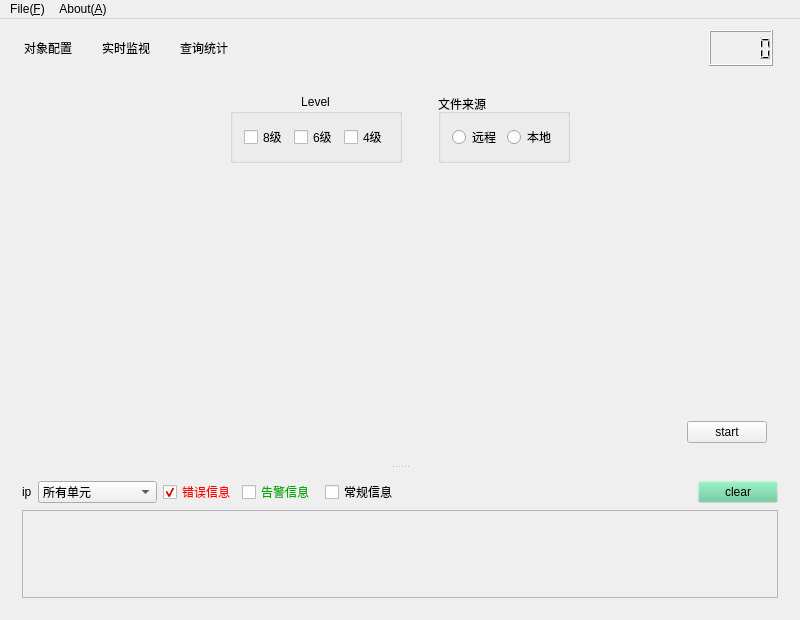
The window that home.ui (wang7peng/qt5JudgeMeaning) describes before a commit, drawn with Qt 5.
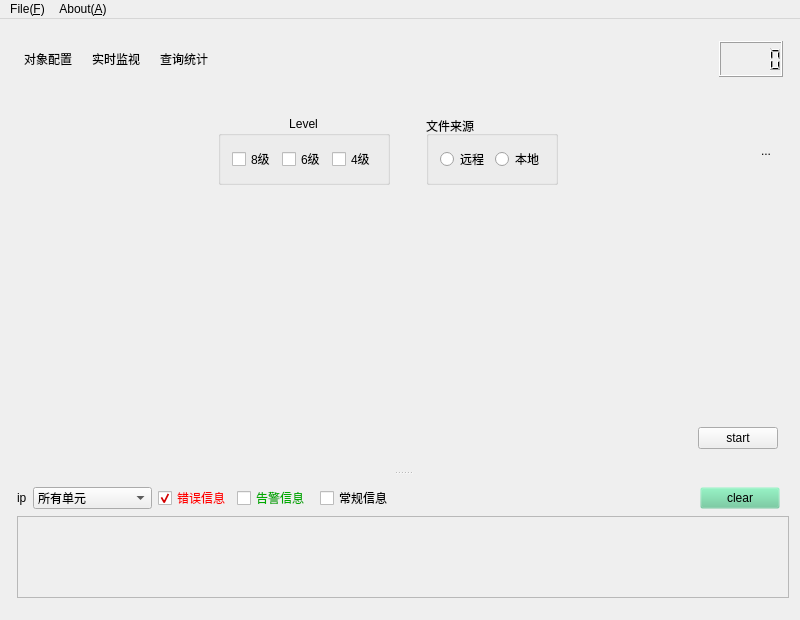
The same window after the commit. Icons and pictures are not drawn.

Commit message: style💄: 导航菜单使用QFrame

What changed in the file:
```diff
--- a/home.ui
+++ b/home.ui
@@ -31,11 +31,6 @@
   </property>
   <widget class="QWidget" name="centralWidget">
    <layout class="QVBoxLayout" name="verticalLayout_5">
-    <item>
-     <layout class="QHBoxLayout" name="menuRow">
-      <property name="spacing">
-       <number>16</number>
-      </property>
       <property name="leftMargin">
        <number>6</number>
       </property>
@@ -43,6 +38,15 @@
        <number>0</number>
       </property>
       <item>
+     <widget class="QFrame" name="menuFace">
+      <property name="styleSheet">
+       <string notr="true"/>
+      </property>
+      <property name="frameShape">
+       <enum>QFrame::NoFrame</enum>
+      </property>
+      <layout class="QHBoxLayout" name="horizontalLayout">
+       <item>
        <widget class="QToolButton" name="btngoHome">
         <property name="cursor">
          <cursorShape>ArrowCursor</cursorShape>
@@ -163,17 +167,12 @@
         </property>
         <property name="sizeHint" stdset="0">
          <size>
-          <width>198</width>
+           <width>461</width>
           <height>20</height>
          </size>
         </property>
        </spacer>
       </item>
-      <item>
-       <layout class="QHBoxLayout" name="horizontalLayout">
-        <property name="spacing">
-         <number>16</number>
-        </property>
         <item>
          <widget class="QLCDNumber" name="timeWidget">
           <property name="minimumSize">
@@ -215,8 +214,7 @@
          </widget>
         </item>
        </layout>
-      </item>
-     </layout>
+     </widget>
     </item>
     <item>
      <widget class="QSplitter" name="splitter_2">
@@ -338,6 +336,32 @@
                 </property>
                </spacer>
               </item>
+              <item>
+               <widget class="QToolButton" name="menuSetup">
+                <property name="styleSheet">
+                 <string notr="true"/>
+                </property>
+                <property name="text">
+                 <string>...</string>
+                </property>
+                <property name="icon">
+                 <iconset resource="res.qrc">
+                  <normaloff>:/setup</normaloff>:/setup</iconset>
+                </property>
+                <property name="iconSize">
+                 <size>
+                  <width>23</width>
+                  <height>23</height>
+                 </size>
+                </property>
+                <property name="popupMode">
+                 <enum>QToolButton::InstantPopup</enum>
+                </property>
+                <property name="autoRaise">
+                 <bool>true</bool>
+                </property>
+               </widget>
+              </item>
              </layout>
             </item>
             <item>
@@ -701,6 +725,9 @@
        <layout class="QVBoxLayout" name="verticalLayout_3">
         <item>
          <layout class="QHBoxLayout" name="horizontalLayout_loginfo">
+          <property name="rightMargin">
+           <number>9</number>
+          </property>
           <item>
            <widget class="QLabel" name="label_7">
             <property name="minimumSize">
@@ -804,8 +831,8 @@
             <rect>
              <x>0</x>
              <y>0</y>
-             <width>778</width>
-             <height>93</height>
+             <width>790</width>
+             <height>89</height>
             </rect>
            </property>
           </widget>
```
Left out of the diff: 31 changed lines with no effect on the pictures. Lines whose indentation alone changed are shown as unchanged. The commit also changes 5 other files.
